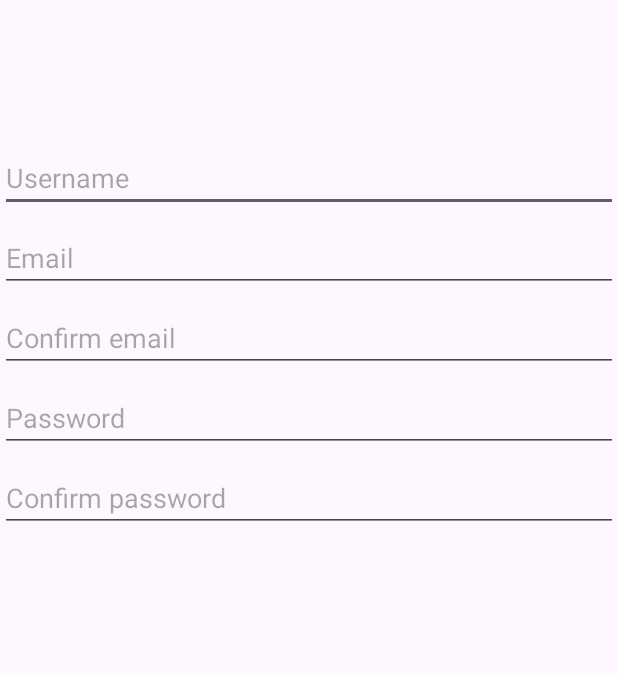
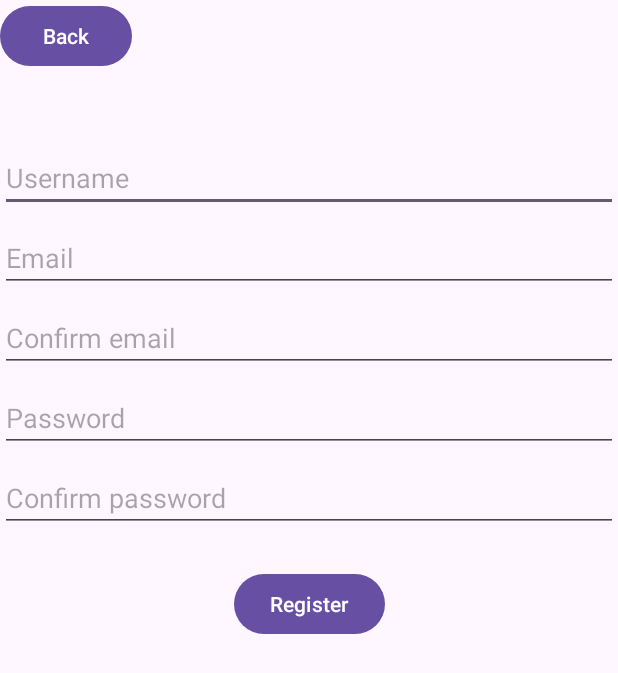
Before and after one commit to Frostlyx/group-27-app-development, an Android app: the RegisterCustomerActivity screen opened directly, with no data from a screen before it, on a phone screen of 412 x 824 dp. Shown: the top 673 px of the screen. Run offline under Robolectric (Android 15) with nearby library versions, the phone set to English and light mode, and no system bars.

Commit message:
Added buttons to go back and register

```diff
--- a/app/src/main/java/com/example/barcodescanner/ui/login/RegisterCustomerActivity.java
+++ b/app/src/main/java/com/example/barcodescanner/ui/login/RegisterCustomerActivity.java
@@ -2,15 +2,43 @@ package com.example.barcodescanner.ui.login;
 
 import androidx.appcompat.app.AppCompatActivity;
 
+import android.content.Intent;
 import android.os.Bundle;
+import android.view.View;
+import android.widget.Button;
+import android.widget.EditText;
 
+import com.example.barcodescanner.MainActivity;
 import com.example.barcodescanner.R;
+import com.example.barcodescanner.databinding.ActivityRegisterCustomerBinding;
 
 public class RegisterCustomerActivity extends AppCompatActivity {
 
+    private ActivityRegisterCustomerBinding binding;
     @Override
     protected void onCreate(Bundle savedInstanceState) {
         super.onCreate(savedInstanceState);
-        setContentView(R.layout.activity_register_customer);
+
+        binding=ActivityRegisterCustomerBinding.inflate(getLayoutInflater());
+        setContentView(binding.getRoot());
+
+        final Button backButton = binding.back;
+        final Button registerButton = binding.register;
+
+        backButton.setOnClickListener(new View.OnClickListener() {
+            @Override
+            public void onClick(View v) {
+                Intent intent = new Intent(RegisterCustomerActivity.this, LoginActivity.class);
+                startActivity(intent);
+            }
+        });
+
+        registerButton.setOnClickListener(new View.OnClickListener() {
+            @Override
+            public void onClick(View v) {
+                Intent intent = new Intent(RegisterCustomerActivity.this, MainActivity.class);
+                startActivity(intent);
+            }
+        });
     }
 }
--- a/app/src/main/res/layout/activity_register_customer.xml
+++ b/app/src/main/res/layout/activity_register_customer.xml
@@ -69,4 +69,22 @@
         app:layout_constraintEnd_toEndOf="parent"
         app:layout_constraintStart_toStartOf="parent"
         app:layout_constraintTop_toBottomOf="@+id/password" />
+
+    <Button
+        android:id="@+id/back"
+        android:layout_width="wrap_content"
+        android:layout_height="wrap_content"
+        android:text="Back"
+        app:layout_constraintStart_toStartOf="parent"
+        app:layout_constraintTop_toTopOf="parent" />
+
+    <Button
+        android:id="@+id/register"
+        android:layout_width="wrap_content"
+        android:layout_height="wrap_content"
+        android:layout_marginTop="24dp"
+        android:text="Register"
+        app:layout_constraintEnd_toEndOf="parent"
+        app:layout_constraintStart_toStartOf="parent"
+        app:layout_constraintTop_toBottomOf="@+id/confirm_password" />
 </androidx.constraintlayout.widget.ConstraintLayout>
```
Also changed, not shown: app/src/main/java/com/example/barcodescanner/ui/login/ForgotPasswordActivity.java (+19 -1 lines), app/src/main/java/com/example/barcodescanner/ui/login/RegisterStoreOwnerActivity.java (+29 -1 lines), app/src/main/res/layout/activity_forgot_password.xml (+18 -0 lines), app/src/main/res/layout/activity_register_store_owner.xml (+18 -0 lines).
